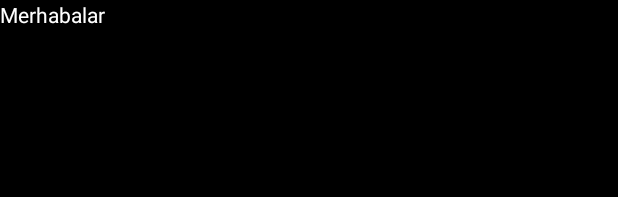
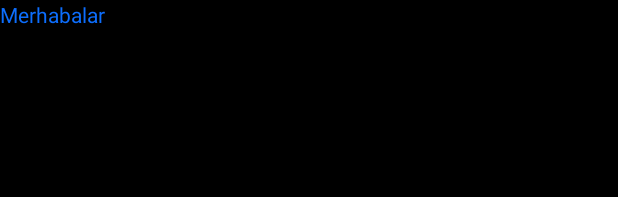
Before and after one commit to hamitmizrak/Offline_Android_NoteBook, an Android app: the layout activity_main.xml on its own in the app's theme, with its tools: preview values and no code run, on a phone screen of 412 x 824 dp. Shown: the top 197 px of the screen. Run offline under Robolectric (Android 15) with nearby library versions, the light colour scheme and no system bars.

Commit message:
Color Text

```diff
--- a/app/build.gradle
+++ b/app/build.gradle
@@ -30,6 +30,7 @@ android {
 
 dependencies {
 
+    /*Lombok*/
     compileOnly 'org.projectlombok:lombok:1.18.34'
     annotationProcessor 'org.projectlombok:lombok:1.18.34'
 
--- a/app/src/main/java/com/hamitmizrak/todolist/Deneme.java
+++ b/app/src/main/java/com/hamitmizrak/todolist/Deneme.java
@@ -17,6 +17,4 @@ public class Deneme {
         Deneme deneme= Deneme.builder().name("Hamit").surname("Mızrak").build();
         System.out.println(deneme);
     }
-
-
 }
--- a/app/src/main/res/layout/activity_main.xml
+++ b/app/src/main/res/layout/activity_main.xml
@@ -12,7 +12,7 @@
         android:layout_height="match_parent"
         android:height="100dp"
         android:background="@color/black"
-        android:textColor="@color/white"
+        android:textColor="@color/hm_primary"
         android:text="Merhabalar"/>
 
 </androidx.constraintlayout.widget.ConstraintLayout>
--- a/app/src/main/res/values/strings.xml
+++ b/app/src/main/res/values/strings.xml
@@ -1,3 +1,3 @@
 <resources>
-    <string name="app_name">TodoList</string>
+    <string name="app_name">Tech Android Uygulaması</string>
 </resources>
```
Also changed, not shown: app/src/main/res/values/colors.xml (+12 -0 lines).
